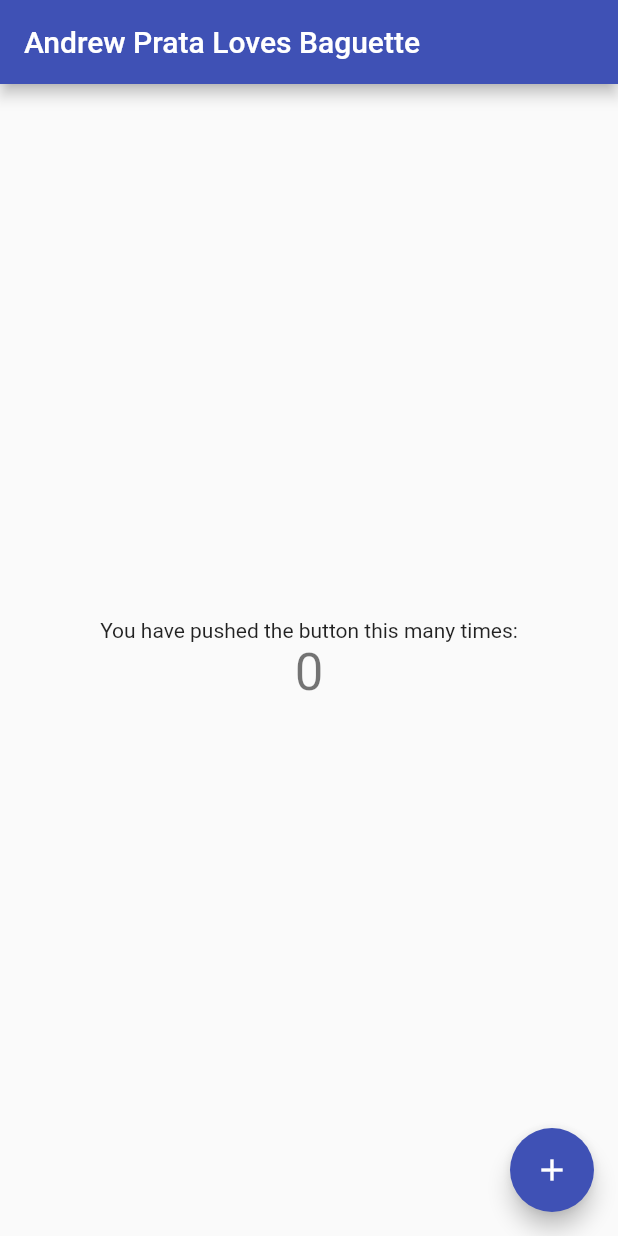
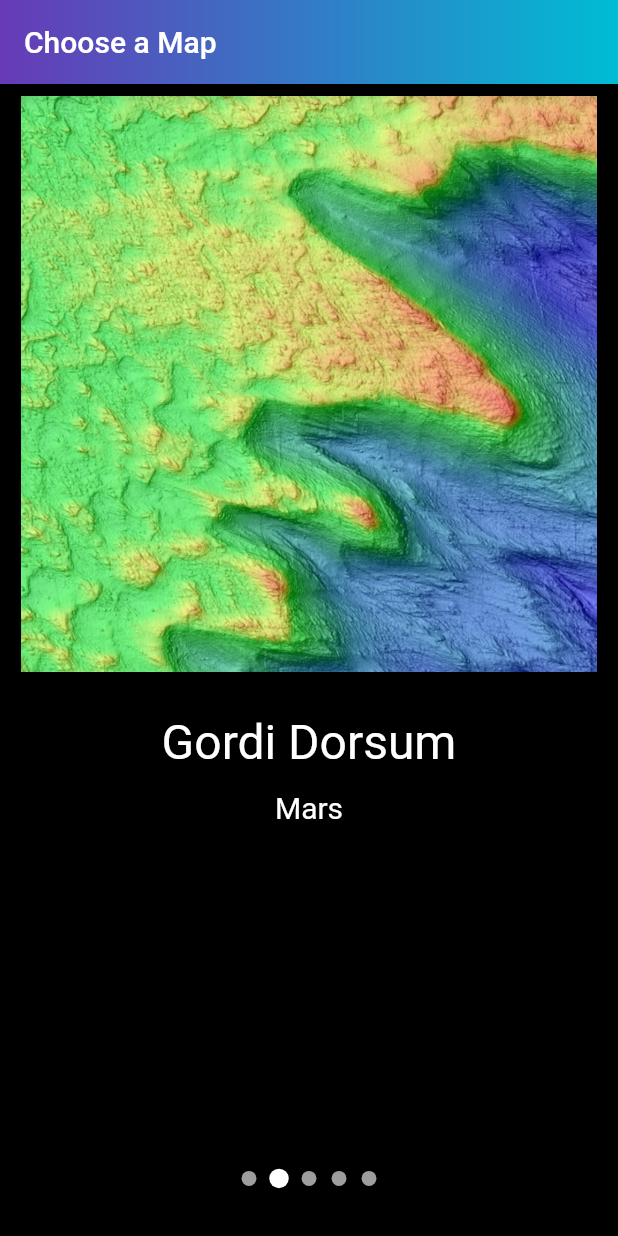
Before and after one commit to anaveo/cosmopilot, a Flutter app: the screen it shows after launch, on a phone screen of 412 x 824 dp. Run offline on Flutter 3.47's test engine with Material 2 defaults, Android fonts, the phone set to English and light mode, and no system bars; drawn by our look-alikes of smooth_page_indicator; our stand-ins replace new_gradient_app_bar; missing offline and left inert: draw_graph.

Commit message:
Graphics, main, general app structure

```diff
--- a/lib/main.dart
+++ b/lib/main.dart
@@ -1,4 +1,7 @@
+import 'package:cosmopilot/mapSelector.dart';
 import 'package:flutter/material.dart';
+import 'package:new_gradient_app_bar/new_gradient_app_bar.dart';
+import 'package:smooth_page_indicator/smooth_page_indicator.dart';
 
 void main() {
   runApp(const MyApp());
@@ -22,7 +25,20 @@ class MyApp extends StatelessWidget {
         // or simply save your changes to "hot reload" in a Flutter IDE).
         // Notice that the counter didn't reset back to zero; the application
         // is not restarted.
-        primarySwatch: Colors.indigo,
+        secondaryHeaderColor: Colors.black,
+        primarySwatch: Colors.green,
+        scaffoldBackgroundColor: Colors.black,
+        textTheme: TextTheme(
+          headline1: TextStyle(color: Colors.white),
+          headline2: TextStyle(color: Colors.white),
+          headline3: TextStyle(color: Colors.white),
+          headline4: TextStyle(color: Colors.white),
+          headline5: TextStyle(color: Colors.white),
+          headline6: TextStyle(color: Colors.white),
+          bodyText1: TextStyle(color: Colors.white),
+          bodyText2: TextStyle(color: Colors.white),
+          subtitle1: TextStyle(color: Colors.white),
+        ),
       ),
       home: const MyHomePage(title: 'Andrew Prata Loves Baguette'),
     );
@@ -32,15 +48,6 @@ class MyApp extends StatelessWidget {
 class MyHomePage extends StatefulWidget {
   const MyHomePage({super.key, required this.title});
 
-  // This widget is the home page of your application. It is stateful, meaning
-  // that it has a State object (defined below) that contains fields that affect
-  // how it looks.
-
-  // This class is the configuration for the state. It holds the values (in this
-  // case the title) provided by the parent (in this case the App widget) and
-  // used by the build method of the State. Fields in a Widget subclass are
-  // always marked "final".
-
   final String title;
 
   @override
@@ -48,68 +55,88 @@ class MyHomePage extends StatefulWidget {
 }
 
 class _MyHomePageState extends State<MyHomePage> {
-  int _counter = 0;
 
-  void _incrementCounter() {
-    setState(() {
-      // This call to setState tells the Flutter framework that something has
-      // changed in this State, which causes it to rerun the build method below
-      // so that the display can reflect the updated values. If we changed
-      // _counter without calling setState(), then the build method would not be
-      // called again, and so nothing would appear to happen.
-      _counter++;
-    });
-  }
+  final pgController = PageController(initialPage: 1);
+
+  List<String> imageList = ['assets/images/Elysium_Planitia_1000x1000.png',
+    'assets/images/Gordi_Dorsum_1000x1000.png',
+    'assets/images/Iani_Chaos_1000x1000.png',
+    'assets/images/Lava_Channel_1000x1000.png',
+    'assets/images/Utopia_Planitia_1000x1000.png'
+  ];
+
+  List<String> nameList = ['Elysium Planitia',
+    'Gordi Dorsum',
+    'Iani Chaos',
+    'Lava Channel',
+    'Utopia Planitia'
+  ];
 
   @override
   Widget build(BuildContext context) {
-    // This method is rerun every time setState is called, for instance as done
-    // by the _incrementCounter method above.
-    //
-    // The Flutter framework has been optimized to make rerunning build methods
-    // fast, so that you can just rebuild anything that needs updating rather
-    // than having to individually change instances of widgets.
     return Scaffold(
-      appBar: AppBar(
-        // Here we take the value from the MyHomePage object that was created by
-        // the App.build method, and use it to set our appbar title.
-        title: Text(widget.title),
-      ),
-      body: Center(
-        // Center is a layout widget. It takes a single child and positions it
-        // in the middle of the parent.
-        child: Column(
-          // Column is also a layout widget. It takes a list of children and
-          // arranges them vertically. By default, it sizes itself to fit its
-          // children horizontally, and tries to be as tall as its parent.
-          //
-          // Invoke "debug painting" (press "p" in the console, choose the
-          // "Toggle Debug Paint" action from the Flutter Inspector in Android
-          // Studio, or the "Toggle Debug Paint" command in Visual Studio Code)
-          // to see the wireframe for each widget.
-          //
-          // Column has various properties to control how it sizes itself and
-          // how it positions its children. Here we use mainAxisAlignment to
-          // center the children vertically; the main axis here is the vertical
-          // axis because Columns are vertical (the cross axis would be
-          // horizontal).
-          mainAxisAlignment: MainAxisAlignment.center,
-          children: <Widget>[
-            const Text(
-              'You have pushed the button this many times:',
-            ),
-            Text(
-              '$_counter',
-              style: Theme.of(context).textTheme.headline4,
-            ),
-          ],
+        appBar: NewGradientAppBar(gradient: const LinearGradient(colors:[Colors.deepPurple, Colors.cyan]),
+          title: const Text('Choose a Map'),
         ),
-      ),
-      floatingActionButton: FloatingActionButton(
-        onPressed: _incrementCounter,
-        tooltip: 'Increment',
-        child: const Icon(Icons.add),
-      ), // This trailing comma makes auto-formatting nicer for build methods.
+        body: Column(
+            children: <Widget>[
+              Expanded(flex: 9,
+                  child: PageView.builder(
+                      controller: pgController,
+                      physics: const BouncingScrollPhysics(parent: AlwaysScrollableScrollPhysics()),
+                      itemCount: imageList.length,
+                      itemBuilder: (context,index) {
+                        return mapImage(context, index);
+                      }
+                  )
+              ),
+              Expanded(
+                flex: 1,
+                child: SmoothPageIndicator(
+                  controller: pgController,
+                  count: imageList.length,
+                  effect: ScrollingDotsEffect(
+                    dotHeight: 10,
+                    dotWidth: 10,
+                    spacing: 10,
+                    activeDotColor: Colors.white,
+                    //type: WormType.normal,
+                    // strokeWidth: 5,
+                  ),
+                ),
+              )
+            ]
+        ));
+  }
+
+  Widget mapImage(BuildContext context, int index) {
+    return Column(
+      children: <Widget> [
+        SizedBox(
+            height: 400,
+            width: 400,
+            child: IconButton(
+              onPressed: () {
+                Navigator.push(
+                    context,
+                    MaterialPageRoute(
+                      builder: (context) =>
+                          Pilot(img: imageList[index]),
+                    ));
+              },
+              icon: Image.asset(imageList[index]),
+              splashRadius: 400,
+            )),
+        Padding(
+            padding: EdgeInsets.symmetric(vertical: 20.0, horizontal: 10.0),
+            child: Column(
+              children: <Widget> [
+                Text(nameList[index], style: TextStyle(fontSize: 32)),
+                const Text('Mars', style: TextStyle(fontSize: 20, height: 2))
+              ],
+            )
+        )
+      ],
     );
   }
 }
--- a/pubspec.yaml
+++ b/pubspec.yaml
@@ -36,6 +36,9 @@ dependencies:
   # The following adds the Cupertino Icons font to your application.
   # Use with the CupertinoIcons class for iOS style icons.
   cupertino_icons: ^1.0.2
+  smooth_page_indicator: ^1.0.0+2
+  new_gradient_app_bar: ^0.2.0
+  draw_graph: ^1.0.0
 
 dev_dependencies:
   flutter_test:
@@ -53,7 +56,8 @@ dev_dependencies:
 
 # The following section is specific to Flutter packages.
 flutter:
-
+  assets:
+    - assets/images/
   # The following line ensures that the Material Icons font is
   # included with your application, so that you can use the icons in
   # the material Icons class.
```
Also changed, not shown: lib/mapSelector.dart (added, +140 -0 lines), assets/images/Elysium_Planitia_1000x1000.png (added), assets/images/Elysium_Planitia_40x40.png (added), assets/images/Gordi_Dorsum_1000x1000.png (added), assets/images/Gordi_Dorsum_40x40.png (added), assets/images/Iani_Chaos_1000x1000.png (added), assets/images/Iani_Chaos_40x40.png (added), assets/images/Lava_Channel_1000x1000.png (added), assets/images/Lava_Channel_40x40.png (added), assets/images/Utopia_Planitia_1000x1000.png (added), assets/images/Utopia_Planitia_40x40.png (added), assets/images/marker_1.png (added), pubspec.lock.
